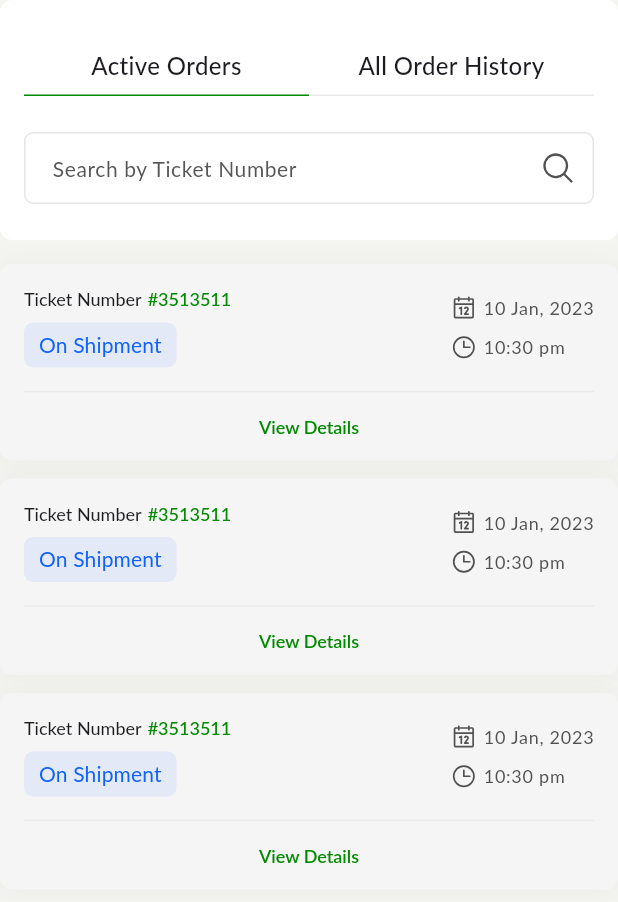
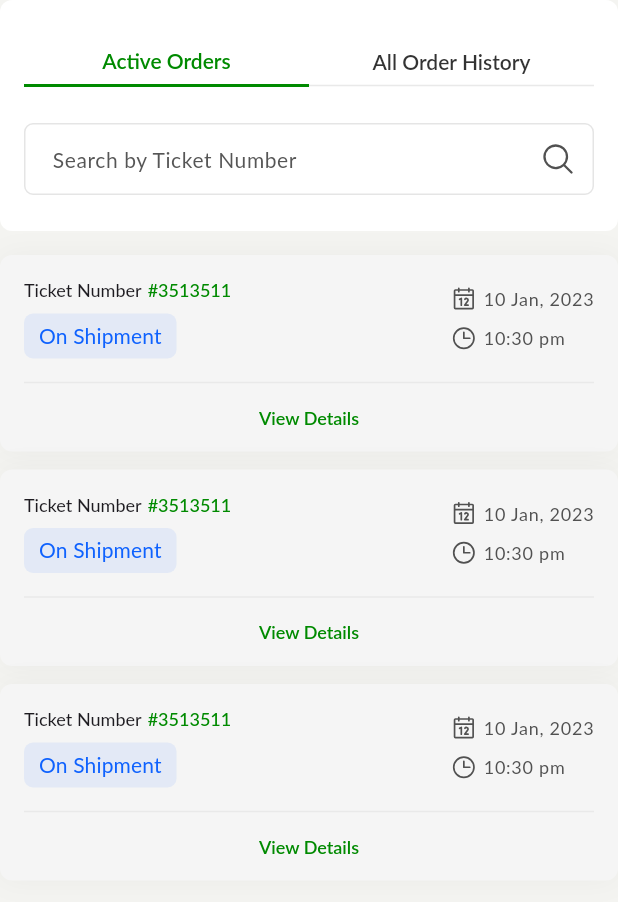
Before and after one commit to faysal-zaag/sheba-plus-app, a Flutter app: the OrderHistoryScreen widget shown alone on an empty page, opened directly, on a phone screen of 412 x 824 dp. Shown: the top 902 px of the screen. Run offline on Flutter 3.47's test engine with Material 3 defaults, Android fonts, the phone set to English and light mode, and no system bars; drawn by our look-alikes of toastification; our stand-ins replace cached_network_image, carousel_slider, connectivity_plus, device_preview, dio, dropdown_button2 and 8 more; accounts and stored records are empty; network calls fail.

Commit message:
🎨 complete order history screen design

```diff
--- /dev/null
+++ b/lib/utils/extensions.dart
@@ -0,0 +1,7 @@
+extension IndexedMap<T> on List<T> {
+  List<R> mapWithIndex<R>(R Function(int index, T value) transform) {
+    return asMap().entries.map((entry) {
+      return transform(entry.key, entry.value);
+    }).toList();
+  }
+}
--- /dev/null
+++ b/lib/view/components/custom_tab.dart
@@ -0,0 +1,40 @@
+import 'package:flutter/material.dart';
+import 'package:sheba_plus/utils/constant/app_colors.dart';
+import 'package:sheba_plus/utils/extensions.dart';
+
+class CustomTab extends StatelessWidget {
+  final List<String> tabItems;
+  final String activeItem;
+  final Function(String) onTap;
+
+  const CustomTab({super.key, required this.activeItem, required this.tabItems, required this.onTap});
+
+  @override
+  Widget build(BuildContext context) {
+    return Row(
+      children: [
+        ...tabItems.mapWithIndex((index, item) {
+          bool active = activeItem == item;
+
+          return Expanded(
+            child: GestureDetector(
+              onTap: () => onTap(item),
+              child: Container(
+                decoration: BoxDecoration(
+                    border: Border(
+                        bottom: BorderSide(
+                            color: active ? AppColors.primary : AppColors.divider, width: active ? 2 : 1))),
+                padding: const EdgeInsets.all(8.0),
+                child: Text(
+                  item,
+                  textAlign: TextAlign.center,
+                  style: Theme.of(context).textTheme.displayMedium?.copyWith(color: active ? AppColors.primary : AppColors.subtext),
+                ),
+              ),
+            ),
+          );
+        }),
+      ],
+    );
+  }
+}
--- a/lib/view/components/product_card.dart
+++ b/lib/view/components/product_card.dart
@@ -44,7 +44,7 @@ class ProductCard extends StatelessWidget {
                   crossAxisAlignment: CrossAxisAlignment.start,
                   children: [
                     Text("${productModel.name}", style: Theme.of(context).textTheme.bodyMedium,),
-                    8.kH,
+                    4.kH,
                     Text("\$ ${productModel.price}", style: Theme.of(context).textTheme.bodyMedium,),
                   ],
                 ),
--- a/lib/view/profile/order-history/controller/order_controller.dart
+++ b/lib/view/profile/order-history/controller/order_controller.dart
@@ -1,7 +1,8 @@
 import 'package:flutter/cupertino.dart';
 import 'package:get/get.dart';
+import 'package:sheba_plus/view/profile/profile_screen_text.dart';
 
 class OrderController extends GetxController{
   final orderSearchController = TextEditingController().obs;
-  final selectedOrderHistoryType = 0.obs;
+  final selectedOrderHistoryType = ProfileScreenTexts.activeOrder.tr.obs;
 }
--- a/lib/view/profile/order-history/order_history_screen.dart
+++ b/lib/view/profile/order-history/order_history_screen.dart
@@ -4,6 +4,7 @@ import 'package:sheba_plus/utils/constant/app_colors.dart';
 import 'package:sheba_plus/utils/constant/app_paddings.dart';
 import 'package:sheba_plus/utils/constant/sizedbox_extension.dart';
 import 'package:sheba_plus/view/components/custom_search_field.dart';
+import 'package:sheba_plus/view/components/custom_tab.dart';
 import 'package:sheba_plus/view/profile/order-history/controller/order_controller.dart';
 import 'package:sheba_plus/view/profile/order-history/widget/order_history_card.dart';
 import 'package:sheba_plus/view/profile/profile_screen_text.dart';
@@ -28,36 +29,13 @@ class _OrderHistoryScreenState extends State<OrderHistoryScreen> {
           decoration: Styles.roundedWhite,
           child: Column(
             children: [
-              Obx(
-                () => Row(
-                  children: [
-                    Expanded(
-                      child: Container(
-                        decoration:  BoxDecoration(
-                            border: Border(
-                                bottom: BorderSide(color: orderController.selectedOrderHistoryType.value == 0 ? AppColors.primary : AppColors.divider))),
-                        padding: const EdgeInsets.all(8.0),
-                        child: Text(
-                          ProfileScreenTexts.activeOrder,
-                          textAlign: TextAlign.center,
-                        ),
-                      ),
-                    ),
-                    Expanded(
-                      child: Container(
-                        decoration:  BoxDecoration(
-                            border: Border(
-                                bottom: BorderSide(color: orderController.selectedOrderHistoryType.value == 1 ? AppColors.primary : AppColors.divider))),
-                        padding: const EdgeInsets.all(8.0),
-                        child: Text(
-                          ProfileScreenTexts.allOrderHistory,
-                          textAlign: TextAlign.center,
-                        ),
-                      ),
-                    ),
+              Obx(() => CustomTab(
+                  activeItem: orderController.selectedOrderHistoryType.value,
+                  tabItems: [
+                    ProfileScreenTexts.activeOrder,
+                    ProfileScreenTexts.allOrderHistory
                   ],
-                ),
-              ),
+                  onTap: (value) => orderController.selectedOrderHistoryType(value))),
               24.kH,
               CustomSearchField(
                   searchController: orderController.orderSearchController.value)
```
Also changed, not shown: pubspec.yaml (+0 -26 lines), assets/fonts/lato/Lato-BlackItalic.ttf (deleted), assets/fonts/lato/Lato-BoldItalic.ttf (deleted), assets/fonts/lato/Lato-HairlineItalic.ttf (deleted), assets/fonts/lato/Lato-HeavyItalic.ttf (deleted), assets/fonts/lato/Lato-LightItalic.ttf (deleted), assets/fonts/lato/Lato-MediumItalic.ttf (deleted), assets/fonts/lato/Lato-SemiboldItalic.ttf (deleted), assets/fonts/lato/Lato-ThinItalic.ttf (deleted).
